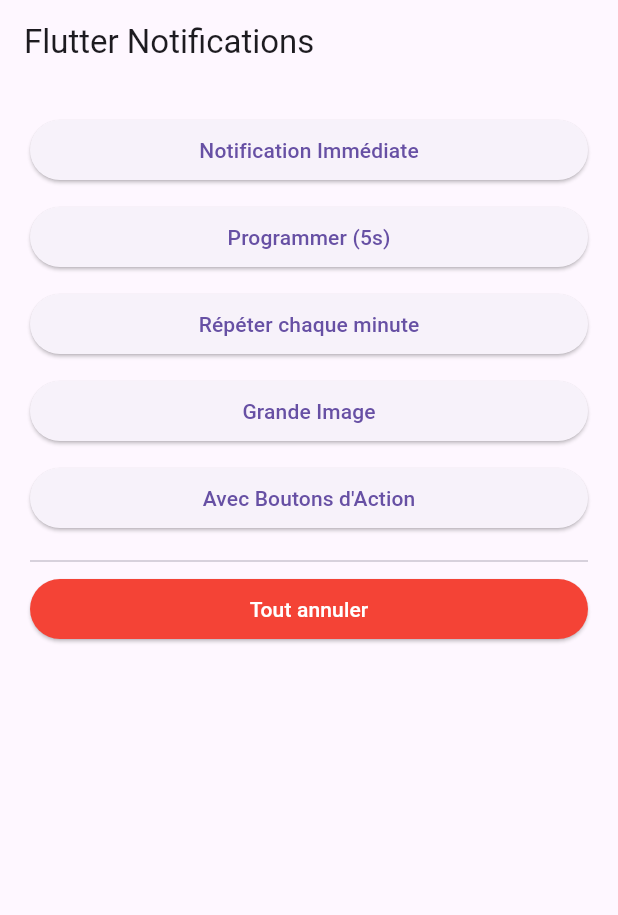
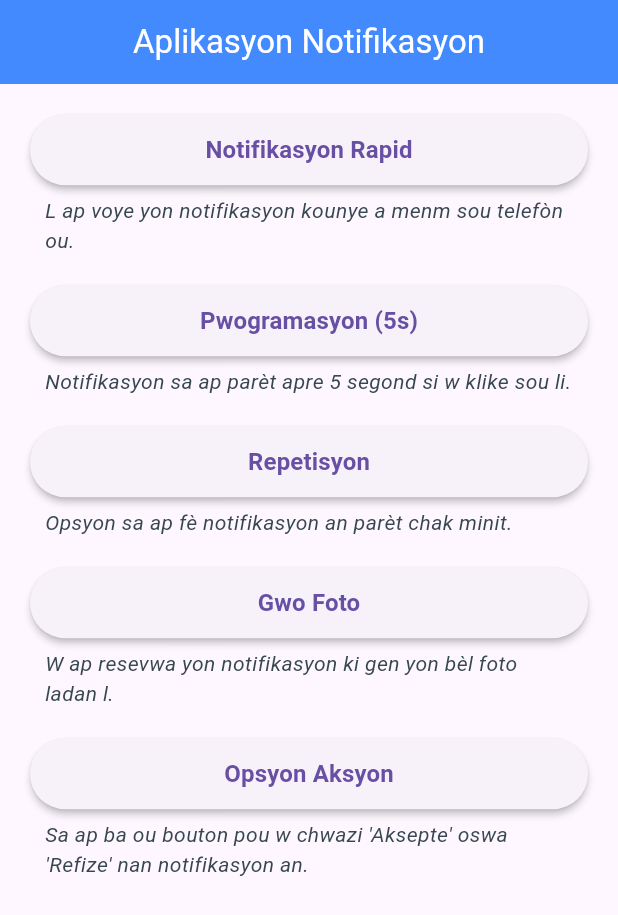
Before and after one commit to DeclerusAllen/tp8, a Flutter app: the screen it shows after launch, on a phone screen of 412 x 824 dp. Shown: the top 915 px of the screen. Run offline on Flutter 3.47's test engine with Material 3 defaults, Android fonts, the phone set to English and light mode, and no system bars; our stand-ins replace flutter_local_notifications, timezone.

Commit message:
kek koreksyon

```diff
--- a/lib/main.dart
+++ b/lib/main.dart
@@ -1,15 +1,16 @@
 import 'package:flutter/material.dart';
-import 'notification_service.dart'; // Assurez-vous que le nom du fichier est correct
+import 'notification_service.dart';
 
 void main() async {
   WidgetsFlutterBinding.ensureInitialized();
 
   final service = NotificationService();
   await service.initialize();
-  await service.requestPermissions(); // Demande la permission au démarrage
+  await service.requestPermissions();
 
   runApp(MaterialApp(
     debugShowCheckedModeBanner: false,
+    theme: ThemeData(primarySwatch: Colors.blue, useMaterial3: true),
     home: HomePage(service: service),
   ));
 }
@@ -21,30 +22,79 @@
   @override
   Widget build(BuildContext context) {
     return Scaffold(
-      appBar: AppBar(title: const Text("Flutter Notifications")),
+      appBar: AppBar(
+        title: const Text("Aplikasyon Notifikasyon"),
+        centerTitle: true,
+        backgroundColor: Colors.blueAccent,
+        foregroundColor: Colors.white,
+      ),
       body: ListView(
         padding: const EdgeInsets.all(20),
         children: [
-          _btn("Notification Immédiate", service.showNotification),
-          _btn("Programmer (5s)", service.scheduleNotification),
-          _btn("Répéter chaque minute", service.repeatNotification),
-          _btn("Grande Image", service.showBigImageNotification),
-          _btn("Avec Boutons d'Action", service.showNotificationWithActions),
-          const Divider(),
-          ElevatedButton(
-            onPressed: service.cancelAll,
-            style: ElevatedButton.styleFrom(backgroundColor: Colors.red),
-            child: const Text("Tout annuler", style: TextStyle(color: Colors.white)),
+          // Bouton 1
+          _btn(
+            "Notifikasyon Rapid",
+            "L ap voye yon notifikasyon kounye a menm sou telefòn ou.",
+            service.showNotification
+          ),
+
+          // Bouton 2
+          _btn(
+            "Pwogramasyon (5s)",
+            "Notifikasyon sa ap parèt apre 5 segond si w klike sou li.",
+            service.scheduleNotification
+          ),
+
+          // Bouton 3
+          _btn(
+            "Repetisyon",
+            "Opsyon sa ap fè notifikasyon an parèt chak minit.",
+            service.repeatNotification
+          ),
+
+          // Bouton 4
+          _btn(
+            "Gwo Foto",
+            "W ap resevwa yon notifikasyon ki gen yon bèl foto ladan l.",
+            service.showBigImageNotification
+          ),
+
+          // Bouton 5
+          _btn(
+            "Opsyon Aksyon",
+            "Sa ap ba ou bouton pou w chwazi 'Aksepte' oswa 'Refize' nan notifikasyon an.",
+            service.showNotificationWithActions
           ),
         ],
       ),
     );
   }
 
-  Widget _btn(String text, VoidCallback action) {
-    return Padding(
-      padding: const EdgeInsets.only(bottom: 10),
-      child: ElevatedButton(onPressed: action, child: Text(text)),
+  // Widget bouton ak ti fraz kreyòl anba l
+  Widget _btn(String tit, String deskripsyon, VoidCallback action) {
+    return Column(
+      crossAxisAlignment: CrossAxisAlignment.stretch,
+      children: [
+        ElevatedButton(
+          onPressed: action,
+          style: ElevatedButton.styleFrom(
+            padding: const EdgeInsets.symmetric(vertical: 12),
+            elevation: 2,
+          ),
+          child: Text(tit, style: const TextStyle(fontSize: 16, fontWeight: FontWeight.bold)),
+        ),
+        Padding(
+          padding: const EdgeInsets.only(top: 6, bottom: 20, left: 10, right: 10),
+          child: Text(
+            deskripsyon,
+            style: TextStyle(
+              fontSize: 14,
+              color: Colors.blueGrey[800],
+              fontStyle: FontStyle.italic
+            ),
+          ),
+        ),
+      ],
     );
   }
 }
--- a/lib/notification_service.dart
+++ b/lib/notification_service.dart
@@ -9,7 +9,6 @@
   Future<void> initialize() async {
     tz_data.initializeTimeZones();
 
-    //mwen te gen yon problem nan Timezone nan, ki te anpeche sa k programe yo mache
     try {
       final String timeZoneName = DateTime.now().timeZoneName;
       tz.setLocalLocation(tz.getLocation(timeZoneName));
@@ -34,12 +33,11 @@
     await _notificationsPlugin.initialize(
       initializationSettings,
       onDidReceiveNotificationResponse: (details) {
-        print("Notification cliquée : ${details.payload}");
+        print("Notifikasyon klike : ${details.payload}");
       },
     );
   }
 
-  // pemisyon
   Future<void> requestPermissions() async {
     final androidImplementation = _notificationsPlugin
         .resolvePlatformSpecificImplementation<AndroidFlutterLocalNotificationsPlugin>();
@@ -48,95 +46,94 @@
     }
   }
 
-  // imedyat
+  // 1. Imedyat
   Future<void> showNotification() async {
     const AndroidNotificationDetails androidDetails = AndroidNotificationDetails(
       "channel_id_1",
-      "Normal Notifications",
+      "Notifikasyon Nomal",
       importance: Importance.max,
       priority: Priority.high,
     );
 
     await _notificationsPlugin.show(
       0,
-      "Salut !",
-      "Ceci est une notification immédiate.",
+      "Bonjou !",
+      "Sa se yon notifikasyon k ap parèt rapid.",
       const NotificationDetails(android: androidDetails),
     );
   }
 
-  // programe 5 segonn
+  // 2. Programe 5 segonn
   Future<void> scheduleNotification() async {
     await _notificationsPlugin.zonedSchedule(
       1,
-      "Notification Programmée",
-      "5 secondes se sont écoulées !",
+      "Notifikasyon Pwograme",
+      "5 segonn yo fini !",
       tz.TZDateTime.now(tz.local).add(const Duration(seconds: 5)),
       const NotificationDetails(
         android: AndroidNotificationDetails(
           "channel_id_2",
-          "Scheduled Notifications",
+          "Notifikasyon Pwograme",
           importance: Importance.high,
           priority: Priority.high,
         ),
       ),
-      // mwen itilize `inexactAllowWhileIdle` pou evite pwoblèm ak Android 12+ ki limite alarm egzakt, sa tap banm problem pou notifikasyon ki pwograme pou 5 segonn lan
       androidScheduleMode: AndroidScheduleMode.inexactAllowWhileIdle,
       uiLocalNotificationDateInterpretation:
           UILocalNotificationDateInterpretation.absoluteTime,
     );
   }
 
-  // chak 5 minit
+  // 3. Chak minit
   Future<void> repeatNotification() async {
     await _notificationsPlugin.periodicallyShow(
       2,
-      "Répétition",
-      "Cette notification revient chaque minute",
+      "Repetisyon",
+      "Notifikasyon sa ap tounen chak minit",
       RepeatInterval.everyMinute,
       const NotificationDetails(
-        android: AndroidNotificationDetails("channel_id_3", "Repeat Notifications"),
+        android: AndroidNotificationDetails("channel_id_3", "Notifikasyon Repete"),
       ),
       androidScheduleMode: AndroidScheduleMode.inexactAllowWhileIdle,
     );
   }
 
-  // notifikasyon imaj
+  // 4. Notifikasyon imaj
   Future<void> showBigImageNotification() async {
     final style = BigPictureStyleInformation(
       const DrawableResourceAndroidBitmap('@mipmap/ic_launcher'),
       largeIcon: const DrawableResourceAndroidBitmap('@mipmap/ic_launcher'),
-      contentTitle: "Notification avec Image",
-      summaryText: "Voici un aperçu de l'image",
+      contentTitle: "Notifikasyon ak Foto",
+      summaryText: "Men foto a de mwayen",
     );
 
     await _notificationsPlugin.show(
       3,
-      "Image !",
-      "Regardez cette grande image",
+      "Foto !",
+      "Gade gwo foto sa a",
       NotificationDetails(
         android: AndroidNotificationDetails(
           "channel_id_4",
-          "Image Channel",
+          "Seksyon Foto",
           styleInformation: style
         )
       ),
     );
   }
 
-  // bouton aksyon
+  // 5. Bouton aksyon
   Future<void> showNotificationWithActions() async {
     await _notificationsPlugin.show(
       4,
-      "Action Requise",
-      "Voulez-vous accepter ?",
+      "Aksyon Nesesè",
+      "Èske ou vle aksepte ?",
       const NotificationDetails(
         android: AndroidNotificationDetails(
           "channel_id_5",
-          "Action Channel",
+          "Seksyon Aksyon",
           actions: [
-            AndroidNotificationAction("id_accept", "✅ Accepter"),
-            AndroidNotificationAction("id_decline", "❌ Refuser"),
+            AndroidNotificationAction("id_accept", "Aksepte"),
+            AndroidNotificationAction("id_decline", "Refize"),
           ],
         ),
       ),
```
